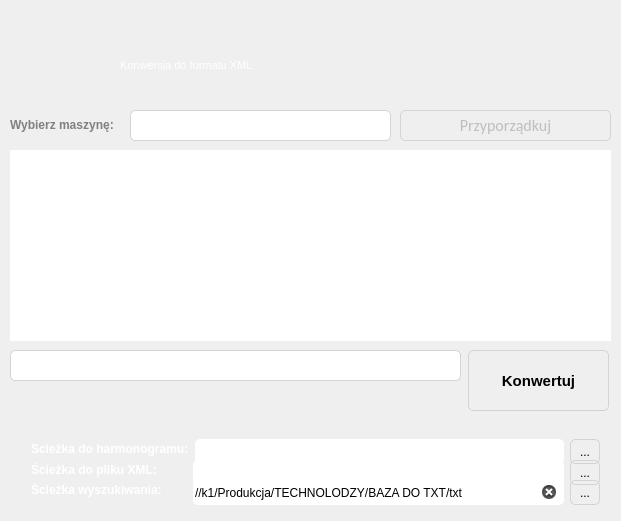
Before: the Qt Designer form mainwindow.ui in RStravinsky/ExcelToXML, drawn with Qt 5.
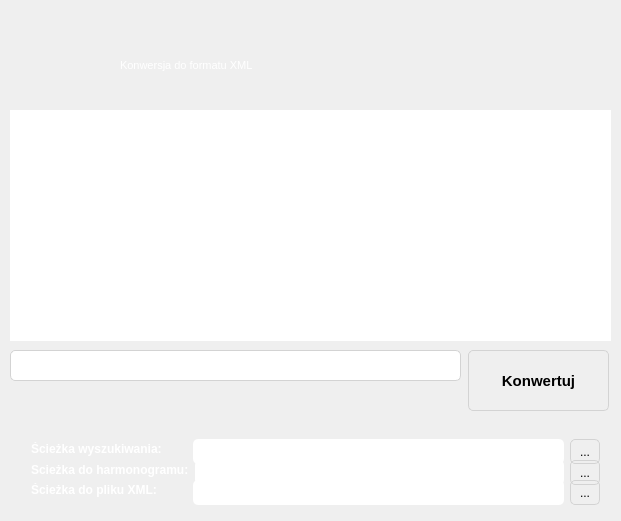
After: the same form once the commit is applied. Icons and pictures are not drawn.

What changed in the file:
```diff
--- a/mainwindow.ui
+++ b/mainwindow.ui
@@ -177,6 +177,138 @@
       <property name="spacing">
        <number>0</number>
       </property>
+      <item>
+       <layout class="QHBoxLayout" name="outputLayout_3">
+        <item>
+         <widget class="QLabel" name="searchLbl">
+          <property name="sizePolicy">
+           <sizepolicy hsizetype="Maximum" vsizetype="Preferred">
+            <horstretch>0</horstretch>
+            <verstretch>0</verstretch>
+           </sizepolicy>
+          </property>
+          <property name="minimumSize">
+           <size>
+            <width>156</width>
+            <height>0</height>
+           </size>
+          </property>
+          <property name="maximumSize">
+           <size>
+            <width>16777215</width>
+            <height>16777215</height>
+           </size>
+          </property>
+          <property name="font">
+           <font>
+            <family>Arial</family>
+            <pointsize>9</pointsize>
+            <weight>75</weight>
+            <bold>true</bold>
+           </font>
+          </property>
+          <property name="toolTip">
+           <string>Ścieżka zapisu wyszukanych plików *.PDF</string>
+          </property>
+          <property name="whatsThis">
+           <string/>
+          </property>
+          <property name="text">
+           <string>&lt;html&gt;&lt;head/&gt;&lt;body&gt;&lt;p&gt;&lt;span style=&quot; color:#ffffff;&quot;&gt;Ścieżka wyszukiwania:&lt;/span&gt;&lt;/p&gt;&lt;/body&gt;&lt;/html&gt;</string>
+          </property>
+         </widget>
+        </item>
+        <item>
+         <widget class="QLineEdit" name="searchPathLe">
+          <property name="minimumSize">
+           <size>
+            <width>0</width>
+            <height>25</height>
+           </size>
+          </property>
+          <property name="maximumSize">
+           <size>
+            <width>16777215</width>
+            <height>25</height>
+           </size>
+          </property>
+          <property name="font">
+           <font>
+            <family>Arial</family>
+            <pointsize>9</pointsize>
+           </font>
+          </property>
+          <property name="whatsThis">
+           <string/>
+          </property>
+          <property name="autoFillBackground">
+           <bool>false</bool>
+          </property>
+          <property name="styleSheet">
+           <string notr="true">QLineEdit {
+    font-size: 9pt; 
+    color: &quot;gray&quot;;
+    font-family: &quot;Arial&quot;;
+	border-radius: 5px;
+    border-width: 2px solid lightgray;
+}</string>
+          </property>
+          <property name="text">
+           <string/>
+          </property>
+          <property name="readOnly">
+           <bool>false</bool>
+          </property>
+          <property name="clearButtonEnabled">
+           <bool>true</bool>
+          </property>
+         </widget>
+        </item>
+        <item>
+         <widget class="QPushButton" name="searchPathBtn">
+          <property name="sizePolicy">
+           <sizepolicy hsizetype="Fixed" vsizetype="Fixed">
+            <horstretch>0</horstretch>
+            <verstretch>0</verstretch>
+           </sizepolicy>
+          </property>
+          <property name="minimumSize">
+           <size>
+            <width>30</width>
+            <height>25</height>
+           </size>
+          </property>
+          <property name="maximumSize">
+           <size>
+            <width>30</width>
+            <height>25</height>
+           </size>
+          </property>
+          <property name="styleSheet">
+           <string notr="true">QPushButton {
+color: &quot;gray&quot;;
+border: 1px solid lightgray;
+border-radius: 5px;
+background: &quot;white&quot;;
+}
+
+QPushButton:hover {
+background: &quot;lightgray&quot;;
+color: &quot;white&quot;;
+}
+
+QPushButton:pressed {
+border: 1px solid &quot;gray&quot;;
+background: #A9A9A9 ;
+}</string>
+          </property>
+          <property name="text">
+           <string>...</string>
+          </property>
+         </widget>
+        </item>
+       </layout>
+      </item>
       <item>
        <layout class="QHBoxLayout" name="inputLayout">
         <item>
@@ -457,138 +589,6 @@
         </item>
        </layout>
       </item>
-      <item>
-       <layout class="QHBoxLayout" name="outputLayout_3">
-        <item>
-         <widget class="QLabel" name="searchLbl">
-          <property name="sizePolicy">
-           <sizepolicy hsizetype="Maximum" vsizetype="Preferred">
-            <horstretch>0</horstretch>
-            <verstretch>0</verstretch>
-           </sizepolicy>
-          </property>
-          <property name="minimumSize">
-           <size>
-            <width>156</width>
-            <height>0</height>
-           </size>
-          </property>
-          <property name="maximumSize">
-           <size>
-            <width>16777215</width>
-            <height>16777215</height>
-           </size>
-          </property>
-          <property name="font">
-           <font>
-            <family>Arial</family>
-            <pointsize>9</pointsize>
-            <weight>75</weight>
-            <bold>true</bold>
-           </font>
-          </property>
-          <property name="toolTip">
-           <string>Ścieżka zapisu wyszukanych plików *.PDF</string>
-          </property>
-          <property name="whatsThis">
-           <string/>
-          </property>
-          <property name="text">
-           <string>&lt;html&gt;&lt;head/&gt;&lt;body&gt;&lt;p&gt;&lt;span style=&quot; color:#ffffff;&quot;&gt;Ścieżka wyszukiwania:&lt;/span&gt;&lt;/p&gt;&lt;/body&gt;&lt;/html&gt;</string>
-          </property>
-         </widget>
-        </item>
-        <item>
-         <widget class="QLineEdit" name="searchPathLe">
-          <property name="minimumSize">
-           <size>
-            <width>0</width>
-            <height>25</height>
-           </size>
-          </property>
-          <property name="maximumSize">
-           <size>
-            <width>16777215</width>
-            <height>25</height>
-           </size>
-          </property>
-          <property name="font">
-           <font>
-            <family>Arial</family>
-            <pointsize>9</pointsize>
-           </font>
-          </property>
-          <property name="whatsThis">
-           <string/>
-          </property>
-          <property name="autoFillBackground">
-           <bool>false</bool>
-          </property>
-          <property name="styleSheet">
-           <string notr="true">QLineEdit {
-    font-size: 9pt; 
-    color: &quot;gray&quot;;
-    font-family: &quot;Arial&quot;;
-	border-radius: 5px;
-    border-width: 2px solid lightgray;
-}</string>
-          </property>
-          <property name="text">
-           <string>//k1/Produkcja/TECHNOLODZY/BAZA DO TXT/txt</string>
-          </property>
-          <property name="readOnly">
-           <bool>false</bool>
-          </property>
-          <property name="clearButtonEnabled">
-           <bool>true</bool>
-          </property>
-         </widget>
-        </item>
-        <item>
-         <widget class="QPushButton" name="searchPathBtn">
-          <property name="sizePolicy">
-           <sizepolicy hsizetype="Fixed" vsizetype="Fixed">
-            <horstretch>0</horstretch>
-            <verstretch>0</verstretch>
-           </sizepolicy>
-          </property>
-          <property name="minimumSize">
-           <size>
-            <width>30</width>
-            <height>25</height>
-           </size>
-          </property>
-          <property name="maximumSize">
-           <size>
-            <width>30</width>
-            <height>25</height>
-           </size>
-          </property>
-          <property name="styleSheet">
-           <string notr="true">QPushButton {
-color: &quot;gray&quot;;
-border: 1px solid lightgray;
-border-radius: 5px;
-background: &quot;white&quot;;
-}
-
-QPushButton:hover {
-background: &quot;lightgray&quot;;
-color: &quot;white&quot;;
-}
-
-QPushButton:pressed {
-border: 1px solid &quot;gray&quot;;
-background: #A9A9A9 ;
-}</string>
-          </property>
-          <property name="text">
-           <string>...</string>
-          </property>
-         </widget>
-        </item>
-       </layout>
-      </item>
      </layout>
     </widget>
    </widget>
@@ -798,9 +798,9 @@
     <property name="geometry">
      <rect>
       <x>10</x>
-      <y>150</y>
+      <y>110</y>
       <width>601</width>
-      <height>191</height>
+      <height>231</height>
      </rect>
     </property>
     <property name="styleSheet">
@@ -813,70 +813,6 @@
      <bool>true</bool>
     </property>
    </widget>
-   <widget class="QComboBox" name="machineryCb">
-    <property name="enabled">
-     <bool>false</bool>
-    </property>
-    <property name="geometry">
-     <rect>
-      <x>130</x>
-      <y>110</y>
-      <width>261</width>
-      <height>31</height>
-     </rect>
-    </property>
-    <property name="font">
-     <font>
-      <family>Calibri</family>
-      <pointsize>12</pointsize>
-     </font>
-    </property>
-   </widget>
-   <widget class="QPushButton" name="fitBtn">
-    <property name="enabled">
-     <bool>false</bool>
-    </property>
-    <property name="geometry">
-     <rect>
-      <x>400</x>
-      <y>110</y>
-      <width>211</width>
-      <height>31</height>
-     </rect>
-    </property>
-    <property name="font">
-     <font>
-      <family>Calibri</family>
-      <pointsize>12</pointsize>
-      <weight>50</weight>
-      <bold>false</bold>
-     </font>
-    </property>
-    <property name="styleSheet">
-     <string notr="true">QPushButton {
-color: &quot;gray&quot;;
-border-radius: 5px;
-border: 1px solid lightgray;
-background: &quot;white&quot;;
-min-width: 80px;
-}
-
-QPushButton:hover {
-background: &quot;lightgray&quot;;
-color: &quot;white&quot;;
-width: 300px;
-}
-
-QPushButton:pressed {
-border: 1px solid &quot;gray&quot;;
-background: #A9A9A9 ;
-}
-</string>
-    </property>
-    <property name="text">
-     <string>Przyporządkuj</string>
-    </property>
-   </widget>
    <widget class="QLabel" name="statusLabel">
     <property name="geometry">
      <rect>
@@ -903,52 +839,23 @@
    <widget class="QLabel" name="excelLbl_2">
     <property name="geometry">
      <rect>
-      <x>10</x>
-      <y>110</y>
-      <width>191</width>
-      <height>31</height>
+      <x>230</x>
+      <y>170</y>
+      <width>131</width>
+      <height>121</height>
      </rect>
     </property>
-    <property name="sizePolicy">
-     <sizepolicy hsizetype="Maximum" vsizetype="Preferred">
-      <horstretch>0</horstretch>
-      <verstretch>0</verstretch>
-     </sizepolicy>
+    <property name="styleSheet">
+     <string notr="true"/>
     </property>
-    <property name="minimumSize">
-     <size>
-      <width>135</width>
-      <height>0</height>
-     </size>
-    </property>
-    <property name="maximumSize">
-     <size>
-      <width>16777215</width>
-      <height>16777215</height>
-     </size>
-    </property>
-    <property name="font">
-     <font>
-      <family>Arial</family>
-      <pointsize>9</pointsize>
-      <weight>75</weight>
-      <bold>true</bold>
-     </font>
-    </property>
-    <property name="toolTip">
-     <string>Scieżka przeszukiwania plików *.PDF</string>
-    </property>
-    <property name="toolTipDuration">
-     <number>-1</number>
-    </property>
-    <property name="whatsThis">
+    <property name="text">
      <string/>
     </property>
-    <property name="styleSheet">
-     <string notr="true">color: gray</string>
+    <property name="pixmap">
+     <pixmap resource="resources.qrc">:/images/images/magnifier.png</pixmap>
     </property>
-    <property name="text">
-     <string>&lt;html&gt;&lt;head/&gt;&lt;body&gt;&lt;p&gt;Wybierz maszynę:&lt;/p&gt;&lt;/body&gt;&lt;/html&gt;</string>
+    <property name="scaledContents">
+     <bool>true</bool>
     </property>
    </widget>
   </widget>
```
Left out of the diff: 2 changed lines with no effect on the pictures.
